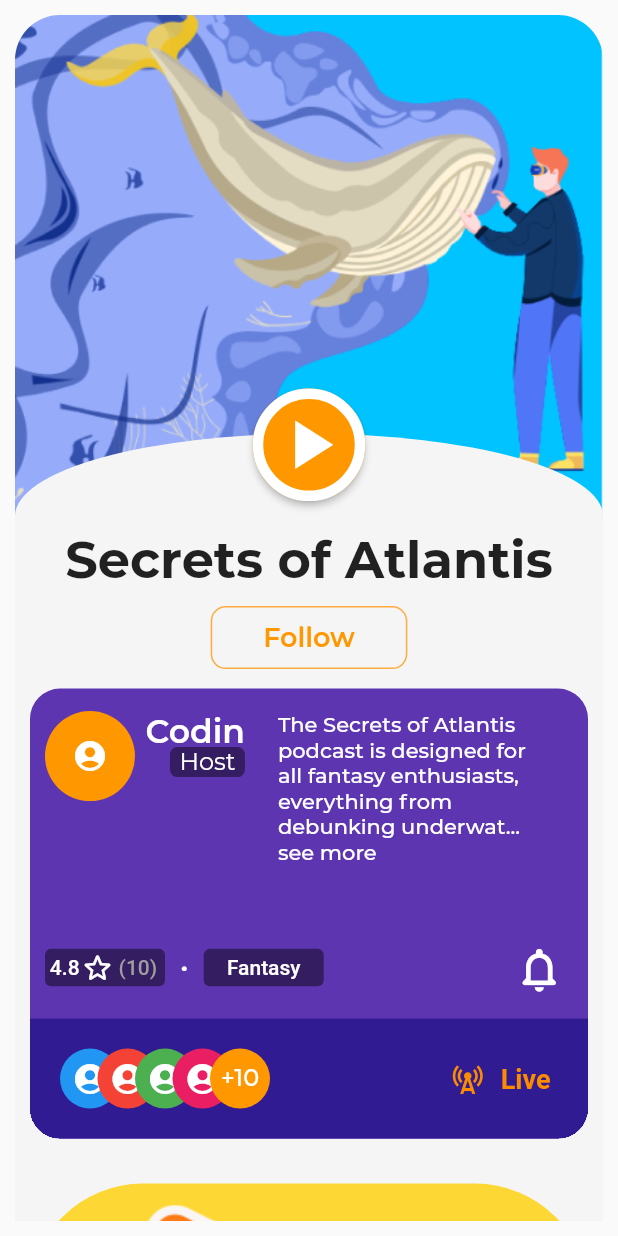
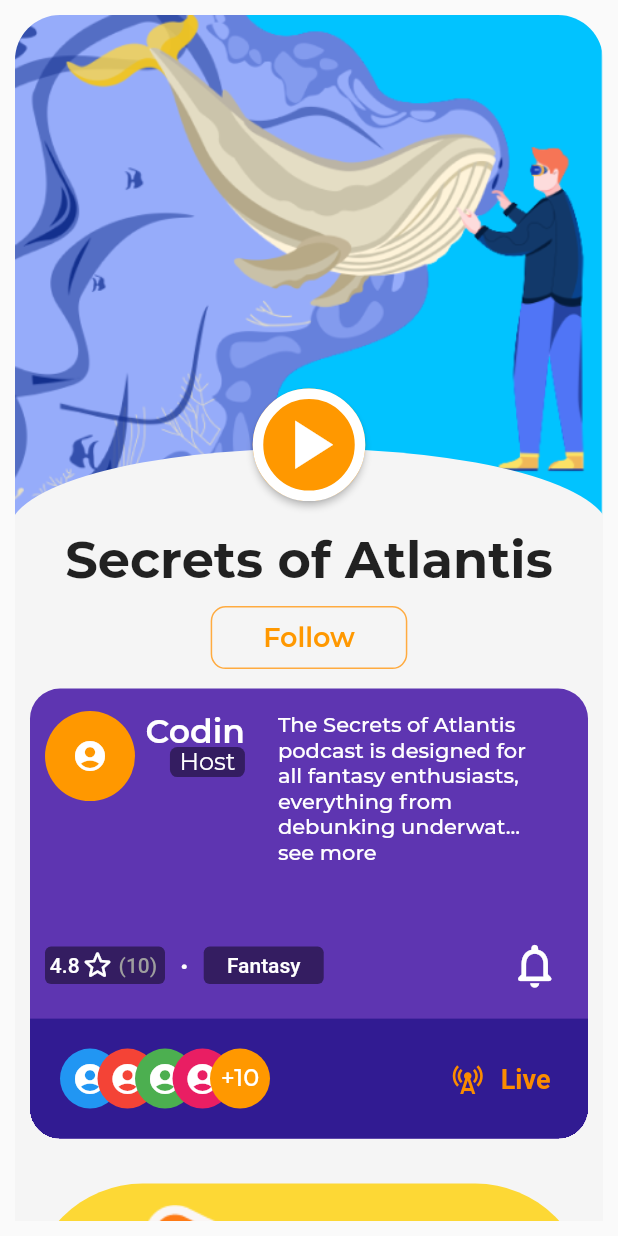
Before and after one commit to WizMe-M/flutter-practices, a Flutter app: the screen it shows after launch, on a phone screen of 412 x 824 dp. Run offline on Flutter 3.47's test engine with Material 2 defaults, Android fonts, the phone set to English and light mode, and no system bars; project files that could hold a hidden picture were left out.

Commit message:
little screen 3 refactor

```diff
--- a/practice_1/lib/screen_3.dart
+++ b/practice_1/lib/screen_3.dart
@@ -43,7 +43,10 @@ class _MainScreenState extends State<MainScreen> {
                         child: Image.asset('assets/whale.png')
                       ),
 
-                      const Arc(width: 400, height: 110),
+                      const Positioned(
+                        bottom: -10,
+                        child: Arc(width: 400, height: 110)
+                      ),
 
                       Positioned.directional(
                         textDirection: TextDirection.ltr,
@@ -285,23 +288,20 @@ class _MainScreenState extends State<MainScreen> {
                                   ),
                                   child: const Text('Fantasy')
                                 ),
+
                                 const Spacer(),
                                 IconButton(
-                                  onPressed: () {},
-                                  icon: const Icon(Icons.notifications_none_rounded,
-                                    color: Colors.white,
-                                    size: 35,
-                                  )
+                                  onPressed: () => true,
+                                  iconSize: 35,
+                                  color: Colors.white,
+                                  icon: const Icon(Icons.notifications_none_rounded)
                                 )
                               ],
                             ),
                           ),
 
                           Container(
-                            // clipBehavior: Clip.hardEdge,
-                            // decoration: BoxDecoration(
-                              color: Colors.deepPurple.shade900,
-                            // ),
+                            color: Colors.deepPurple.shade900,
                             child: SizedBox.fromSize(
                               size: const Size.fromHeight(80),
                               child: Padding(
@@ -379,10 +379,12 @@ class _MainScreenState extends State<MainScreen> {
                                 ),
                               ),
                             ),
+
                             IconButton(
                               onPressed: () {},
-                              icon: const Icon(Icons.share, color: Colors.black87)
-                              )
+                              color: Colors.black87,
+                              icon: const Icon(Icons.share)
+                            )
                           ],
                         ),
                       ),
```
